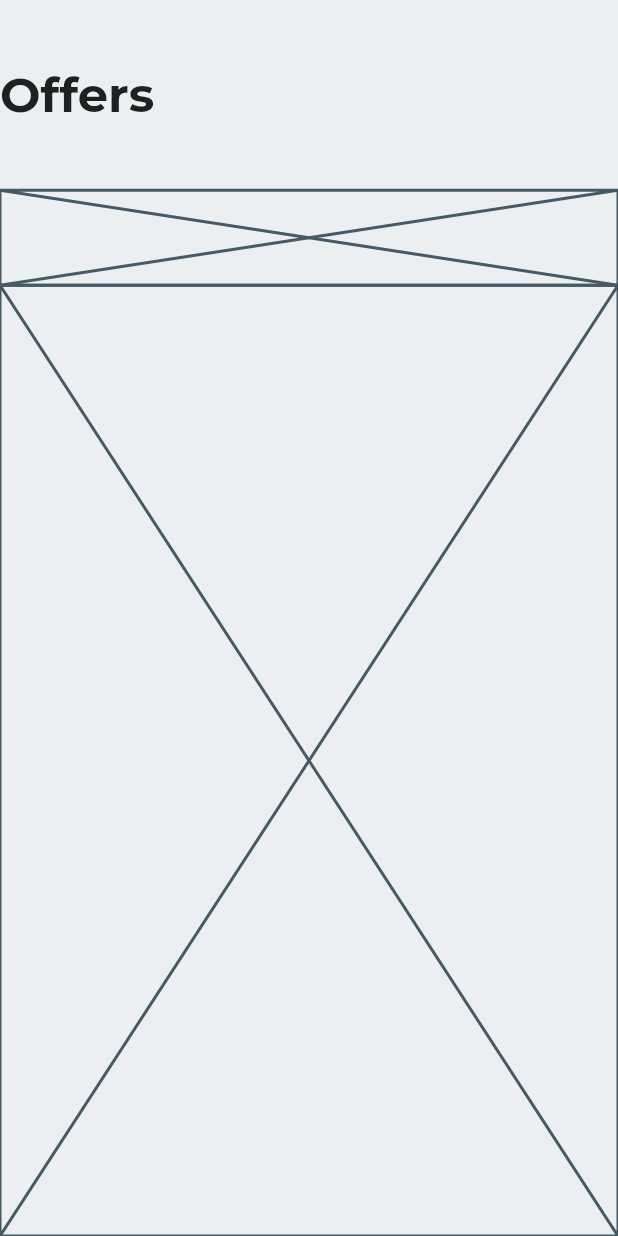
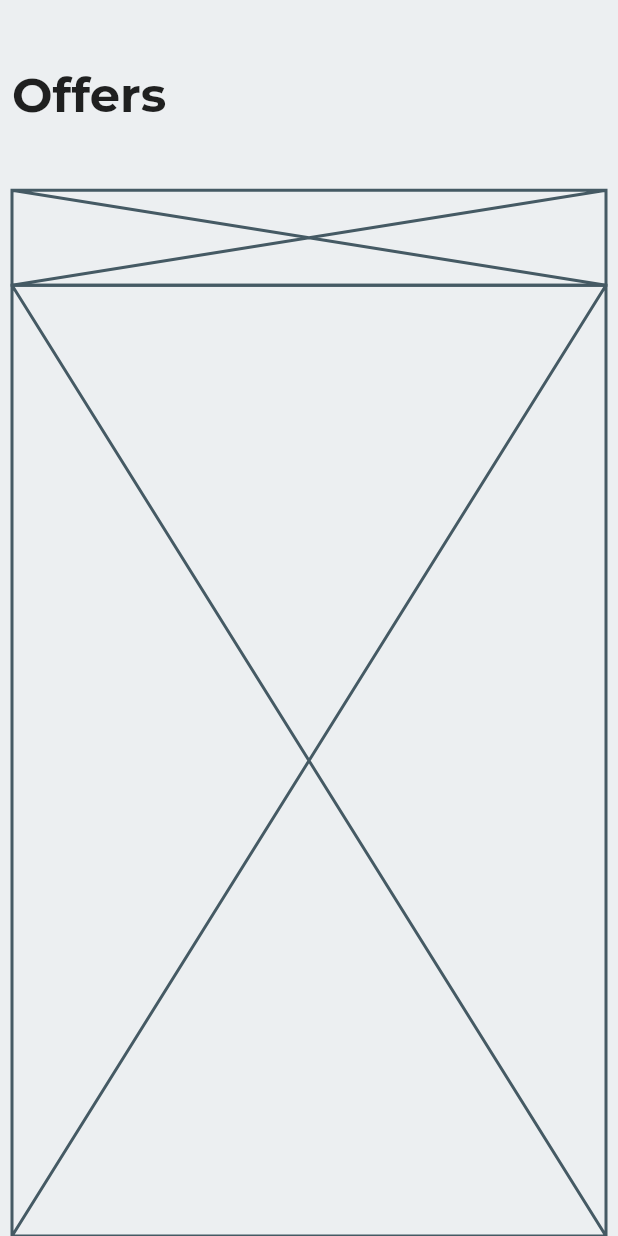
Before and after one commit to JAICHANGPARK/flutter_notebook_11th_story, a Flutter app: the screen it shows after launch, on a phone screen of 412 x 824 dp. Run offline on Flutter 3.47's test engine with Material 2 defaults, Android fonts, the phone set to English and light mode, and no system bars; our stand-ins replace backdrop, badges, flutter_inner_drawer, flutter_slidable, flutter_swiper, google_fonts.

Commit message:
Update offers_home_page.dart

```diff
--- a/lib/ep741_offers_app/ui/offers_home_page.dart
+++ b/lib/ep741_offers_app/ui/offers_home_page.dart
@@ -12,6 +12,8 @@ class _OffersHomePageState extends State<OffersHomePage> {
     return Scaffold(
       backgroundColor: Colors.blueGrey[50],
       body: SafeArea(
+        child: Padding(
+          padding: const EdgeInsets.symmetric(horizontal: 8),
           child: Column(
             crossAxisAlignment: CrossAxisAlignment.start,
             children: [
@@ -35,6 +37,7 @@ class _OffersHomePageState extends State<OffersHomePage> {
             ],
           ),
         ),
+      ),
     );
   }
 }
```
Lines whose indentation alone changed are shown as unchanged.
